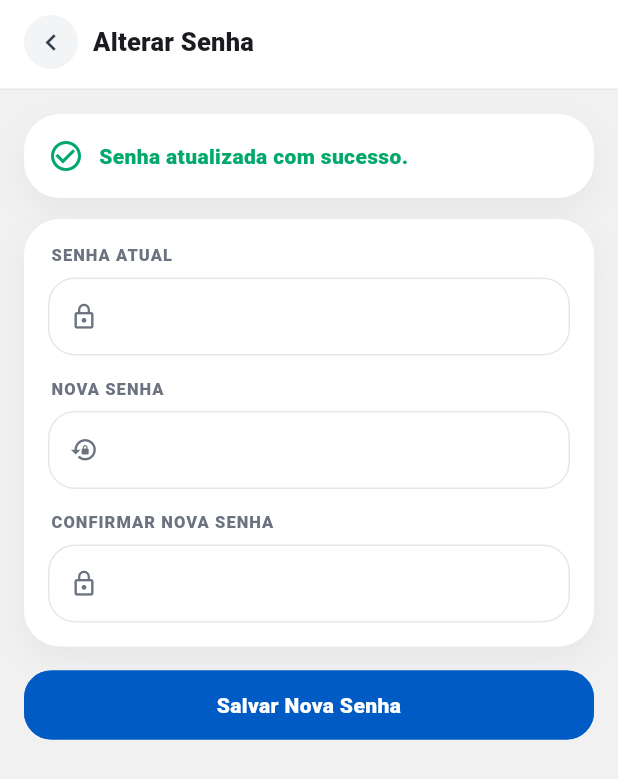
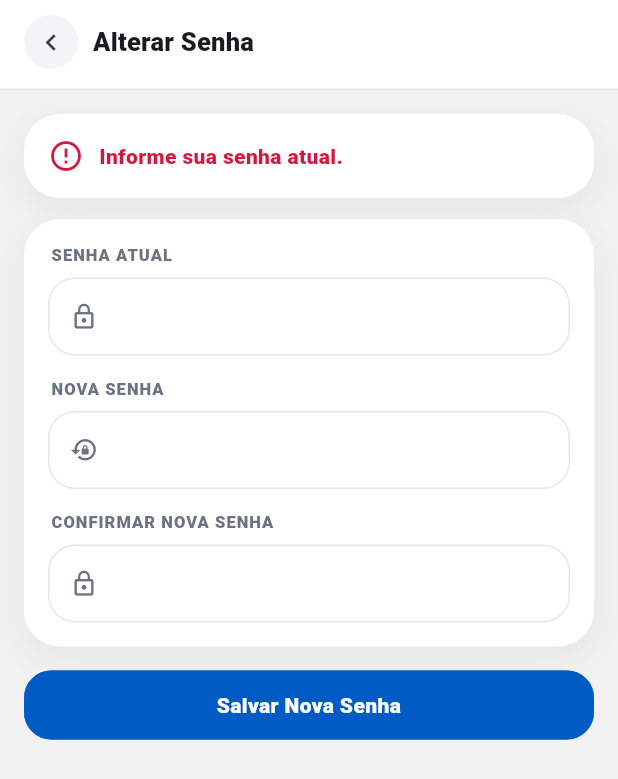
Before and after one commit to jeziel-monteiro/projeto-pratico-es, a Flutter app: the ChangePasswordScreen screen opened directly with empty values, after a tap on "Salvar Nova Senha", on a phone screen of 412 x 824 dp. Shown: the top 779 px of the screen. Run offline on Flutter 3.47's test engine with Material 3 defaults, Android fonts, the phone set to English and light mode, and no system bars; our stand-ins replace firebase_auth, firebase_core, mask_text_input_formatter; accounts and stored records are empty; network calls fail; Roboto replaces fonts that are missing (Montserrat).

Commit message:
feat: implementa alteração real de senha do viajante

```diff
--- a/TP4/lib/features/profile/profile_screens.dart
+++ b/TP4/lib/features/profile/profile_screens.dart
@@ -1,3 +1,4 @@
+import 'package:firebase_auth/firebase_auth.dart';
 import 'package:flutter/material.dart';
 
 import '../../app/app_routes.dart';
@@ -18,11 +19,7 @@ import '../travelers/data/traveler_profile.dart';
 import '../travelers/data/traveler_repository.dart';
 
 class ProfileScreen extends StatefulWidget {
-  const ProfileScreen({
-    super.key,
-    required this.nav,
-    this.applyHighContrast,
-  });
+  const ProfileScreen({super.key, required this.nav, this.applyHighContrast});
 
   final AppNavigator nav;
   final ContrastSetter? applyHighContrast;
@@ -437,7 +434,96 @@ class ChangePasswordScreen extends StatefulWidget {
 }
 
 class _ChangePasswordScreenState extends State<ChangePasswordScreen> {
+  final _authService = AuthService();
+  final _currentPassword = TextEditingController();
+  final _newPassword = TextEditingController();
+  final _confirmPassword = TextEditingController();
   bool _saved = false;
+  bool _loading = false;
+  String? _error;
+
+  @override
+  void dispose() {
+    _currentPassword.dispose();
+    _newPassword.dispose();
+    _confirmPassword.dispose();
+    super.dispose();
+  }
+
+  Future<void> _submit() async {
+    final currentPassword = _currentPassword.text;
+    final newPassword = _newPassword.text;
+    final confirmPassword = _confirmPassword.text;
+
+    if (currentPassword.isEmpty) {
+      setState(() {
+        _saved = false;
+        _error = 'Informe sua senha atual.';
+      });
+      return;
+    }
+
+    if (newPassword.length < 6) {
+      setState(() {
+        _saved = false;
+        _error = 'A nova senha deve ter pelo menos 6 caracteres.';
+      });
+      return;
+    }
+
+    if (newPassword != confirmPassword) {
+      setState(() {
+        _saved = false;
+        _error = 'A confirmação da nova senha não confere.';
+      });
+      return;
+    }
+
+    setState(() {
+      _saved = false;
+      _error = null;
+      _loading = true;
+    });
+
+    try {
+      await _authService.changePassword(
+        currentPassword: currentPassword,
+        newPassword: newPassword,
+      );
+      _currentPassword.clear();
+      _newPassword.clear();
+      _confirmPassword.clear();
+      if (!mounted) return;
+      setState(() {
+        _saved = true;
+        _loading = false;
+      });
+    } catch (error) {
+      if (!mounted) return;
+      setState(() {
+        _error = _changePasswordErrorMessage(error);
+        _loading = false;
+      });
+    }
+  }
+
+  String _changePasswordErrorMessage(Object error) {
+    if (error is AuthServiceException) return error.message;
+    if (error is FirebaseAuthException) {
+      return switch (error.code) {
+        'invalid-credential' || 'wrong-password' => 'Senha atual incorreta.',
+        'weak-password' => 'A nova senha é muito fraca.',
+        'requires-recent-login' =>
+          'Entre novamente na conta antes de alterar a senha.',
+        'network-request-failed' => 'Falha de conexão. Verifique a internet.',
+        'too-many-requests' =>
+          'Muitas tentativas em sequência. Aguarde um pouco e tente novamente.',
+        _ => 'Não foi possível alterar a senha. Tente novamente.',
+      };
+    }
+
+    return 'Não foi possível alterar a senha. Tente novamente.';
+  }
 
   @override
   Widget build(BuildContext context) {
@@ -477,23 +563,49 @@ class _ChangePasswordScreenState extends State<ChangePasswordScreen> {
                   ),
                   const SizedBox(height: 14),
                 ],
-                const PcCard(
+                if (_error != null) ...[
+                  PcCard(
+                    child: Row(
+                      children: [
+                        const Icon(
+                          Icons.error_outline,
+                          color: AppColors.danger,
+                        ),
+                        const SizedBox(width: 10),
+                        Expanded(
+                          child: Text(
+                            _error!,
+                            style: const TextStyle(
+                              color: AppColors.danger,
+                              fontWeight: FontWeight.w800,
+                            ),
+                          ),
+                        ),
+                      ],
+                    ),
+                  ),
+                  const SizedBox(height: 14),
+                ],
+                PcCard(
                   child: Column(
                     children: [
                       PcTextField(
                         label: 'Senha atual',
+                        controller: _currentPassword,
                         icon: Icons.lock_outline,
                         obscureText: true,
                       ),
                       SizedBox(height: 14),
                       PcTextField(
                         label: 'Nova senha',
+                        controller: _newPassword,
                         icon: Icons.lock_reset,
                         obscureText: true,
                       ),
                       SizedBox(height: 14),
                       PcTextField(
                         label: 'Confirmar nova senha',
+                        controller: _confirmPassword,
                         icon: Icons.lock_outline,
                         obscureText: true,
                       ),
@@ -502,9 +614,10 @@ class _ChangePasswordScreenState extends State<ChangePasswordScreen> {
                 ),
                 const SizedBox(height: 16),
                 PcButton(
-                  label: 'Salvar Nova Senha',
+                  label: _loading ? 'Salvando...' : 'Salvar Nova Senha',
                   full: true,
-                  onPressed: () => setState(() => _saved = true),
+                  loading: _loading,
+                  onPressed: _submit,
                 ),
               ],
             ),
```
Also changed, not shown: TP4/lib/app/porto_certo_app.dart (+3 -4 lines), TP4/lib/features/auth/data/auth_service.dart (+19 -0 lines).
